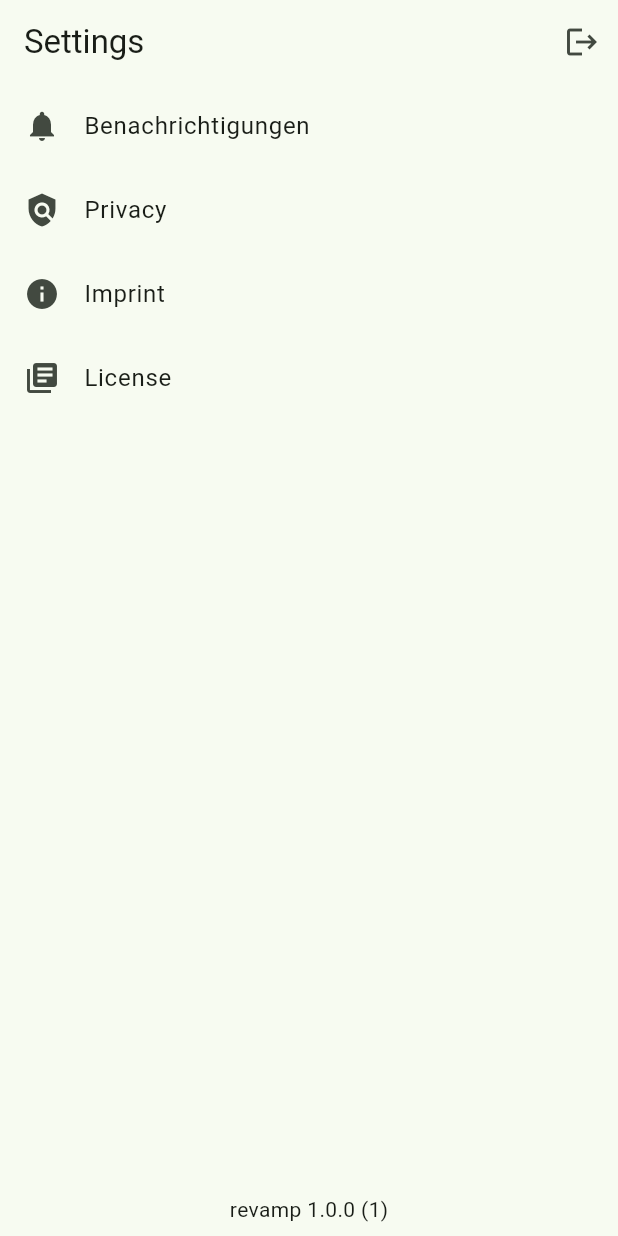
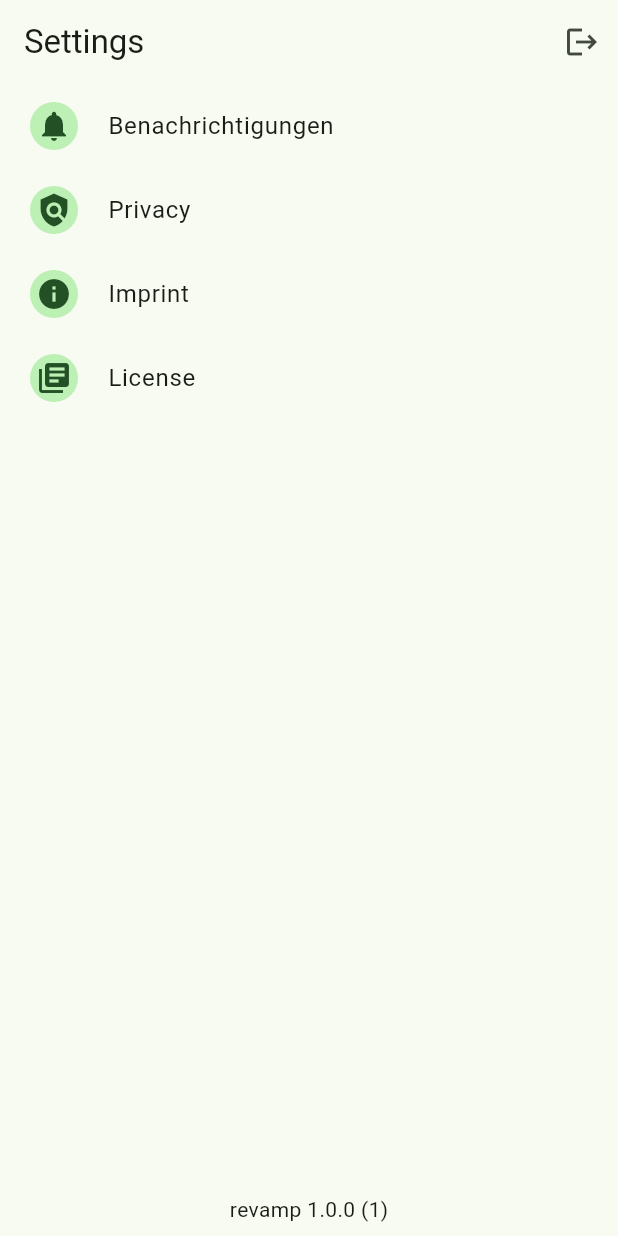
Before and after one commit to YukiAttano/revamp, a Flutter app: the SettingsScreen screen opened by its route, on a phone screen of 412 x 824 dp. Run offline on Flutter 3.47's test engine with Material 3 defaults, Android fonts, the phone set to English and light mode, and no system bars; drawn by our look-alikes of dynamic_color; our stand-ins replace dio, flutter_riverpod, freezed_annotation, go_router, package_info_plus, pretty_dio_logger and 1 more; missing offline and left inert: dart_mq, ux_improvements.

```diff
--- a/lib/features/doom/ui/widgets/condition_tag.dart
+++ b/lib/features/doom/ui/widgets/condition_tag.dart
@@ -14,7 +14,7 @@ class ConditionTag extends StatelessWidget {
   Widget build(BuildContext context) {
     return Tag(
       style: TagStyle.error(context),
-      label: Text(condition),
+      child: Text(condition),
     );
   }
 }
--- a/lib/features/settings/view/settings_tile.dart
+++ b/lib/features/settings/view/settings_tile.dart
@@ -1,4 +1,6 @@
 import "package:flutter/material.dart";
+
+import "../../../shared/ui/widgets/basic/tag.dart";
 
 class SettingsTile extends StatelessWidget {
   final IconData icon;
@@ -13,7 +15,7 @@ class SettingsTile extends StatelessWidget {
   @override
   Widget build(BuildContext context) {
     return ListTile(
-      leading: Icon(icon),
+      leading: Tag(child: Icon(icon)),
       title: Text(label),
       onTap: onPressed,
     );
--- a/lib/shared/ui/widgets/basic/tag.dart
+++ b/lib/shared/ui/widgets/basic/tag.dart
@@ -4,18 +4,18 @@ import "../gap.dart";
 import "../styles/tag_style.dart";
 
 class Tag extends StatelessWidget {
-  final Widget label;
+  final Widget child;
   final TagStyle? style;
   final VoidCallback? onTap;
 
-  const Tag({super.key, required this.label, this.style, this.onTap});
+  const Tag({super.key, required this.child, this.style, this.onTap});
 
   Tag.icon({Key? key, TagStyle? style, VoidCallback? onTap, required Widget icon, required Widget label})
       : this(
           key: key,
           style: style,
           onTap: onTap,
-          label: _TagIconChild(icon: icon, child: label),
+          child: _TagIconChild(icon: icon, child: label),
         );
 
   @override
@@ -37,7 +37,7 @@ class Tag extends StatelessWidget {
             data: i.merge(IconThemeData(color: s.iconColor)),
             child: DefaultTextStyle(
               style: s.textStyle ?? DefaultTextStyle.of(context).style,
-              child: label,
+              child: child,
             ),
           ),
         ),
--- a/lib/theming.dart
+++ b/lib/theming.dart
@@ -60,6 +60,8 @@ class Theming {
     return NavigationBarThemeData(
       backgroundColor: scheme.secondaryContainer,
       indicatorColor: scheme.onSecondary,
+      labelBehavior: NavigationDestinationLabelBehavior.alwaysHide,
+      height: 50,
     );
   }
 
```
Also changed, not shown: lib/features/doom/ui/widgets/doom_product_bottomline.dart (+38 -15 lines).
